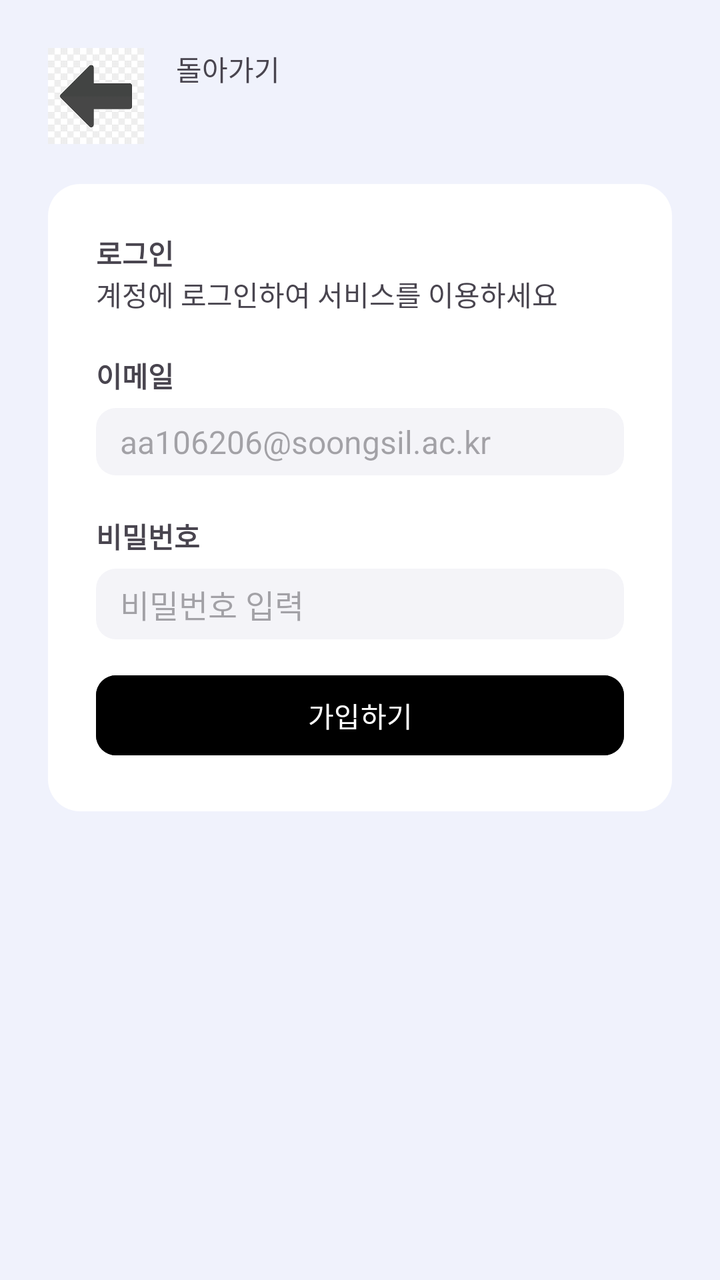
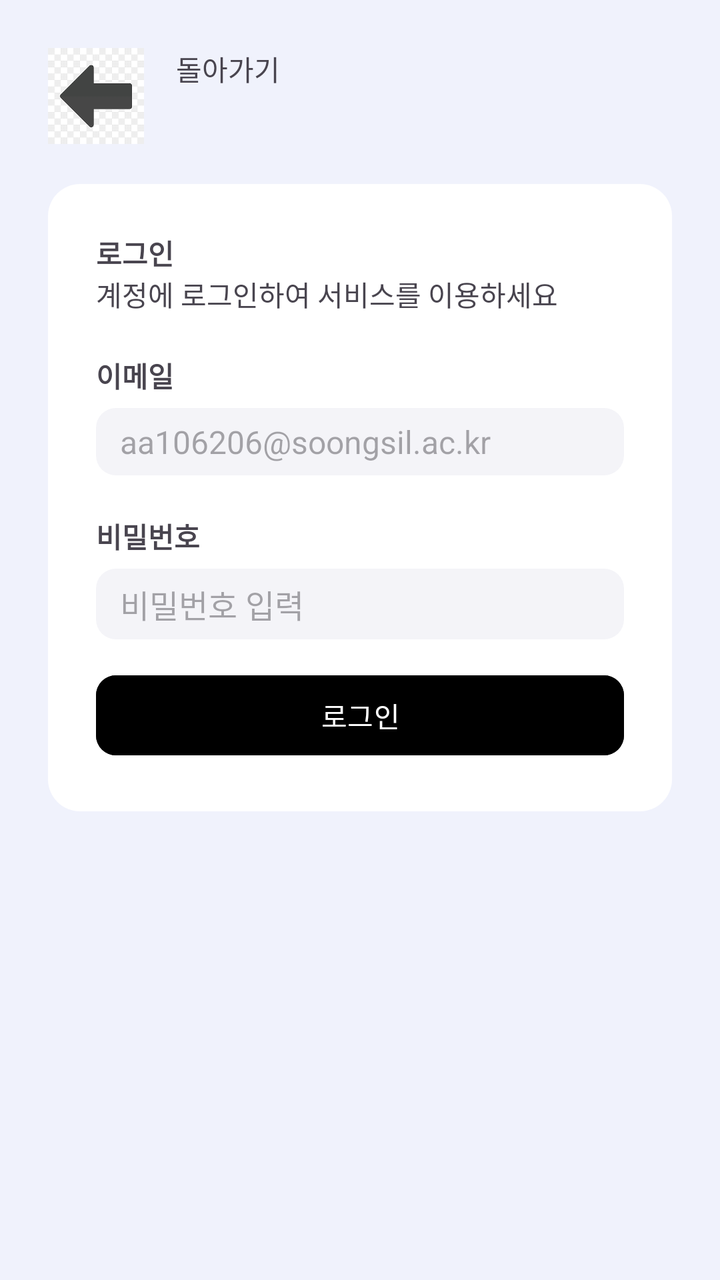

Compare the two renders of this Android layout. The source of the first and the diff that turns it into the second are given below.
<!-- AndroidManifest.xml: application theme Theme.Lostfind -->
<!-- res/layout/activity_login.xml -->
<?xml version="1.0" encoding="utf-8"?>
<androidx.constraintlayout.widget.ConstraintLayout xmlns:android="http://schemas.android.com/apk/res/android"
    android:layout_width="match_parent"
    android:layout_height="match_parent"
    xmlns:app="http://schemas.android.com/apk/res-auto"
    android:background="#F0F2FC">

    <LinearLayout
        android:layout_width="match_parent"
        android:layout_height="wrap_content"
        android:orientation="vertical"
        android:padding="24dp">

        <LinearLayout
            android:layout_width="match_parent"
            android:layout_height="wrap_content"
            android:orientation="horizontal">
            <ImageView
                android:layout_width="48dp"
                android:layout_height="48dp"
                android:src="@drawable/left_arrow" />
            <TextView
                android:layout_width="wrap_content"
                android:layout_height="wrap_content"
                android:layout_marginLeft="16dp"
                android:text="돌아가기">
            </TextView>
        </LinearLayout>

        <LinearLayout
            android:layout_width="match_parent"
            android:layout_height="wrap_content"
            android:padding="24dp"
            android:orientation="vertical"
            android:layout_marginTop="20dp"
            android:background="@drawable/signup_bg">
            <TextView
                android:layout_width="wrap_content"
                android:layout_height="wrap_content"
                android:text="로그인"
                android:textStyle="bold" />
            <TextView
                android:layout_width="wrap_content"
                android:layout_height="wrap_content"
                android:text="계정에 로그인하여 서비스를 이용하세요" />

            <LinearLayout
                android:layout_width="match_parent"
                android:layout_height="wrap_content"
                android:orientation="vertical"
                android:layout_marginTop="20dp">
                <TextView
                    android:layout_width="wrap_content"
                    android:layout_height="wrap_content"
                    android:text="이메일"
                    android:textStyle="bold" />
                <EditText
                    android:layout_width="match_parent"
                    android:layout_height="wrap_content"
                    android:layout_marginTop="6dp"
                    android:hint="aa106206@soongsil.ac.kr"
                    android:textSize="16dp"
                    android:background="@drawable/signup_edittext_bg" />
            </LinearLayout>

            <LinearLayout
                android:layout_width="match_parent"
                android:layout_height="wrap_content"
                android:orientation="vertical"
                android:layout_marginTop="20dp">
                <TextView
                    android:layout_width="wrap_content"
                    android:layout_height="wrap_content"
                    android:text="비밀번호"
                    android:textStyle="bold" />
                <EditText
                    android:layout_width="match_parent"
                    android:layout_height="wrap_content"
                    android:layout_marginTop="6dp"
                    android:hint="비밀번호 입력"
                    android:inputType="textPassword"
                    android:textSize="16dp"
                    android:background="@drawable/signup_edittext_bg" />
            </LinearLayout>

            <Button
                android:id="@+id/btnLogin"
                android:layout_width="match_parent"
                android:layout_height="wrap_content"
                android:layout_marginTop="14dp"
                android:backgroundTint="#000000"
                android:text="가입하기"
                android:textColor="@android:color/white"
                app:cornerRadius="10dp"/>

        </LinearLayout>
    </LinearLayout>

</androidx.constraintlayout.widget.ConstraintLayout>
<!-- resources referenced by this layout -->
<resources>
  <!-- drawable left_arrow: jpg bitmap (drawable, 5456 bytes) -->
  <!-- drawable signup_bg (drawable) -->
  <?xml version="1.0" encoding="utf-8"?>
  <shape xmlns:android="http://schemas.android.com/apk/res/android">
      <solid android:color="#FFFFFF"/>
      <corners android:radius="16dp"/>
      <padding android:left="12dp" android:top="12dp"
          android:right="12dp" android:bottom="12dp" />
  </shape>
  <!-- drawable signup_edittext_bg (drawable) -->
  <?xml version="1.0" encoding="utf-8"?>
  <shape xmlns:android="http://schemas.android.com/apk/res/android">
      <solid android:color="#F4F4F8"/>
      <corners android:radius="10dp"/>
      <padding android:top="6dp" />
      <padding android:bottom="6dp" />
      <padding android:left="12dp" />
  
  </shape>
  <style name="Theme.Lostfind" parent="Base.Theme.Lostfind" />
  <style name="Base.Theme.Lostfind" parent="Theme.Material3.DayNight.NoActionBar">
          
          
      </style>
</resources>

<!-- the commit's change to res/layout/activity_login.xml (unified diff, before → after) -->
@@ -89,7 +89,7 @@
                 android:layout_height="wrap_content"
                 android:layout_marginTop="14dp"
                 android:backgroundTint="#000000"
-                android:text="가입하기"
+                android:text="로그인"
                 android:textColor="@android:color/white"
                 app:cornerRadius="10dp"/>
 
